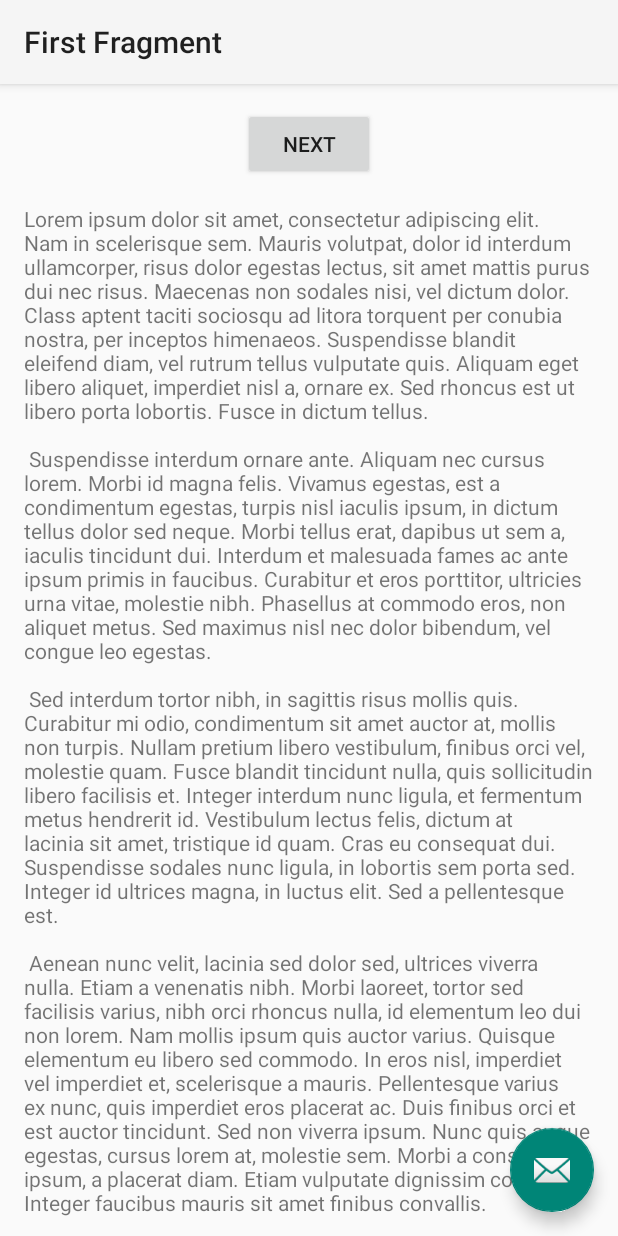
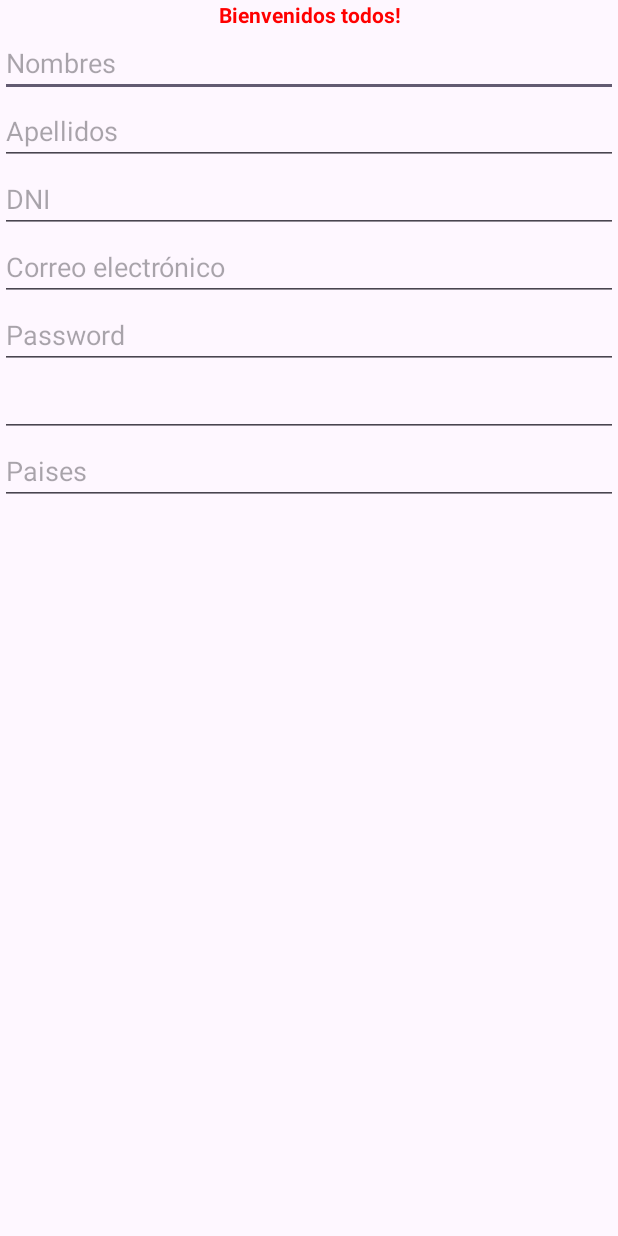
Before and after one commit to ALDOMAR-Android-Studio/app_senati, an Android app built with Jetpack Compose: the screen it shows after launch (BasicViewActivity before the commit, TextActivity after it), on a phone screen of 412 x 824 dp. Run offline under Robolectric (Android 15) with nearby library versions, the phone set to English and light mode, and no system bars.

Commit message:
Add componentes

```diff
--- a/app/src/main/AndroidManifest.xml
+++ b/app/src/main/AndroidManifest.xml
@@ -13,14 +13,22 @@
         android:theme="@style/Theme.App_senati"
         tools:targetApi="31">
         <activity
+            android:name=".components.TextActivity"
+            android:exported="true">
+            <intent-filter>
+                <action android:name="android.intent.action.MAIN" />
+
+                <category android:name="android.intent.category.LAUNCHER" />
+            </intent-filter>
+        </activity>
+        <activity
             android:name=".fragments.BasicViewActivity"
             android:exported="true"
-
             android:theme="@style/Theme.AppCompat.Light.NoActionBar">
             <intent-filter>
                 <action android:name="android.intent.action.MAIN" />
 
-                <category android:name="android.intent.category.LAUNCHER" />
+<!--                <category android:name="android.intent.category.LAUNCHER" />-->
             </intent-filter>
         </activity>
         <activity
@@ -30,7 +38,7 @@
             <intent-filter>
                 <action android:name="android.intent.action.MAIN" />
 
-<!--                <category android:name="android.intent.category.LAUNCHER" />-->
+                <!-- <category android:name="android.intent.category.LAUNCHER" /> -->
             </intent-filter>
         </activity>
         <activity
--- /dev/null
+++ b/app/src/main/java/pe/senati/app_senati/components/TextActivity.kt
@@ -0,0 +1,50 @@
+package pe.senati.app_senati.components
+
+import android.os.Bundle
+import android.widget.TextView
+import androidx.activity.enableEdgeToEdge
+import androidx.appcompat.app.AppCompatActivity
+import android.graphics.Color
+import android.widget.ArrayAdapter
+import android.widget.AutoCompleteTextView
+import android.widget.Toast
+
+import androidx.core.view.ViewCompat
+import androidx.core.view.WindowInsetsCompat
+import androidx.core.widget.addTextChangedListener
+import pe.senati.app_senati.R
+
+
+class TextActivity : AppCompatActivity() {
+    override fun onCreate(savedInstanceState: Bundle?) {
+        super.onCreate(savedInstanceState)
+        enableEdgeToEdge()
+        setContentView(R.layout.activity_text)
+        ViewCompat.setOnApplyWindowInsetsListener(findViewById(R.id.main)) { v, insets ->
+            val systemBars = insets.getInsets(WindowInsetsCompat.Type.systemBars())
+            v.setPadding(systemBars.left, systemBars.top, systemBars.right, systemBars.bottom)
+            insets
+        }
+
+
+        var textViewTitle = findViewById<TextView>(R.id.textViewTitle)
+        textViewTitle.setText("Bienvenidos todos!")
+        textViewTitle.setTextColor(Color.RED)
+        textViewTitle.setOnClickListener {
+            Toast.makeText(this, "click en el titulo", Toast.LENGTH_SHORT).show()
+        }
+
+        var editTextTextSurname = findViewById<TextView>(R.id.editTextTextSurname)
+        editTextTextSurname.addTextChangedListener {
+            if(editTextTextSurname.length() == 0) {
+                editTextTextSurname.setError("Campo requerido")
+            }
+        }
+
+        var autoCompleteTextView = findViewById<AutoCompleteTextView>(R.id.autoCompleteTextView)
+        var countries = resources.getStringArray(R.array.countries_array)
+        var adapter = ArrayAdapter(this, android.R.layout.simple_list_item_1, countries)
+        autoCompleteTextView.setAdapter(adapter)
+
+    }
+}
--- /dev/null
+++ b/app/src/main/res/layout/activity_text.xml
@@ -0,0 +1,82 @@
+<?xml version="1.0" encoding="utf-8"?>
+<LinearLayout xmlns:android="http://schemas.android.com/apk/res/android"
+    xmlns:app="http://schemas.android.com/apk/res-auto"
+    xmlns:tools="http://schemas.android.com/tools"
+    android:id="@+id/main"
+    android:layout_width="match_parent"
+    android:layout_height="match_parent"
+    android:orientation="vertical"
+    tools:context=".components.TextActivity">
+
+
+    <TextView
+        android:id="@+id/textViewTitle"
+        android:layout_width="match_parent"
+        android:layout_height="wrap_content"
+        android:gravity="center"
+        android:textStyle="bold"
+        android:text="@string/title_class" />
+
+    <EditText
+        android:id="@+id/editTextTextName"
+        android:layout_width="match_parent"
+        android:layout_height="wrap_content"
+        android:ems="10"
+        android:inputType="textCapSentences|textAutoCorrect"
+        android:text=""
+        android:hint="@string/nombres"
+        />
+
+    <EditText
+        android:id="@+id/editTextTextSurname"
+        android:layout_width="match_parent"
+        android:layout_height="wrap_content"
+        android:ems="10"
+        android:inputType="textPersonName"
+        android:text=""
+        android:hint="@string/apellidos"
+        />
+
+    <EditText
+        android:id="@+id/editTextTextDNI"
+        android:layout_width="match_parent"
+        android:layout_height="wrap_content"
+        android:ems="10"
+        android:inputType="text"
+        android:digits="0123456789"
+        android:text=""
+        android:hint="@string/dni"
+        />
+
+    <EditText
+        android:id="@+id/editTextTextEmailAddress"
+        android:layout_width="match_parent"
+        android:layout_height="wrap_content"
+        android:ems="10"
+        android:inputType="textEmailAddress"
+        android:hint="@string/correo_electronico"/>
+
+    <EditText
+        android:id="@+id/editTextTextPassword"
+        android:layout_width="match_parent"
+        android:layout_height="wrap_content"
+        android:ems="10"
+        android:inputType="textPassword"
+        android:hint="@string/password"/>
+
+    <EditText
+        android:id="@+id/editTextPhone"
+        android:layout_width="match_parent"
+        android:layout_height="wrap_content"
+        android:ems="10"
+        android:inputType="phone" />
+
+    <AutoCompleteTextView
+        android:id="@+id/autoCompleteTextView"
+        android:layout_width="match_parent"
+        android:layout_height="wrap_content"
+        android:text=""
+        android:hint="Paises"/>
+
+
+</LinearLayout>
--- a/app/src/main/res/values/strings.xml
+++ b/app/src/main/res/values/strings.xml
@@ -1,5 +1,5 @@
 <resources>
-    <string name="app_name">app_senati</string>
+    <string name="app_name">App SENATI</string>
     <string name="title">Mi primera aplicación</string>
     <!-- Strings used for fragments for navigation -->
     <string name="first_fragment_label">First Fragment</string>
@@ -43,4 +43,25 @@
         libero vel nunc consequat, quis tincidunt nisl eleifend. Cras bibendum enim a justo luctus
         vestibulum. Fusce dictum libero quis erat maximus, vitae volutpat diam dignissim.
     </string>
+
+    <string name="title_class">Clase de TEXT</string>
+    <string name="nombres">Nombres</string>
+    <string name="apellidos">Apellidos</string>
+    <string name="dni">DNI</string>
+    <string name="correo_electronico">Correo electrónico</string>
+    <string name="password">Password</string>
+    <string-array name="countries_array">
+        <item>Afghanistan</item>
+        <item>Albania</item>
+        <item>Algeria</item>
+        <item>American Samoa</item>
+        <item>Andorra</item>
+        <item>Angola</item>
+        <item>Anguilla</item>
+        <item>Australia</item>
+        <item>Perú</item>
+        <item>Ecuador</item>
+        <item>Panamá</item>
+    </string-array>
+
 </resources>
```
